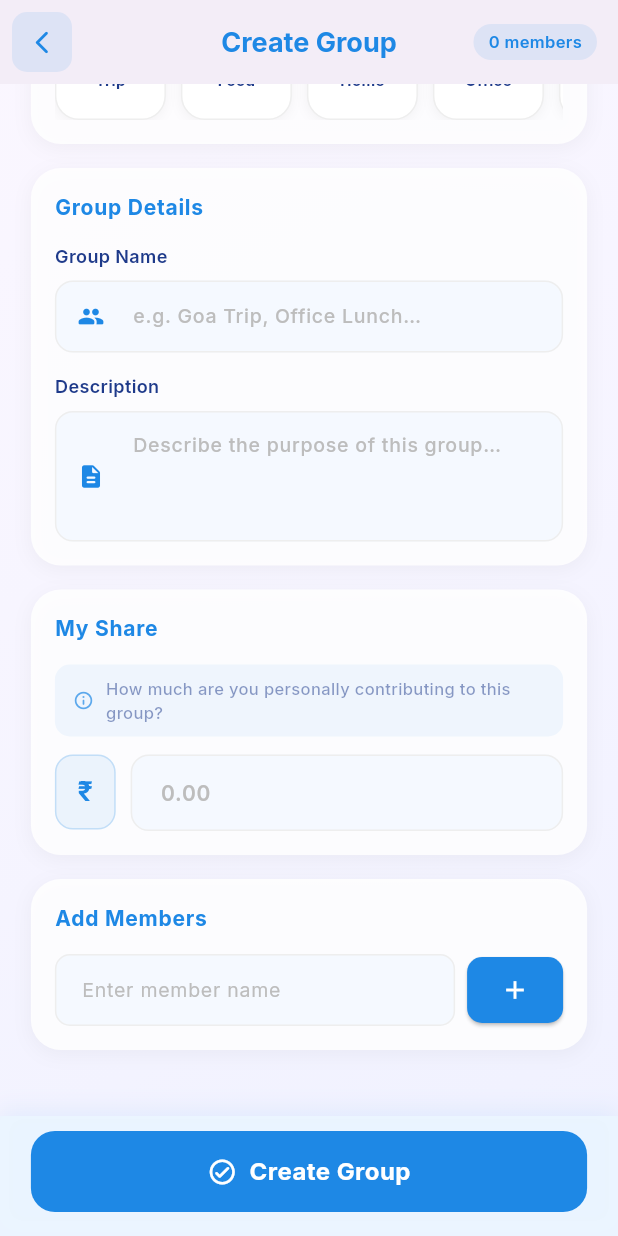
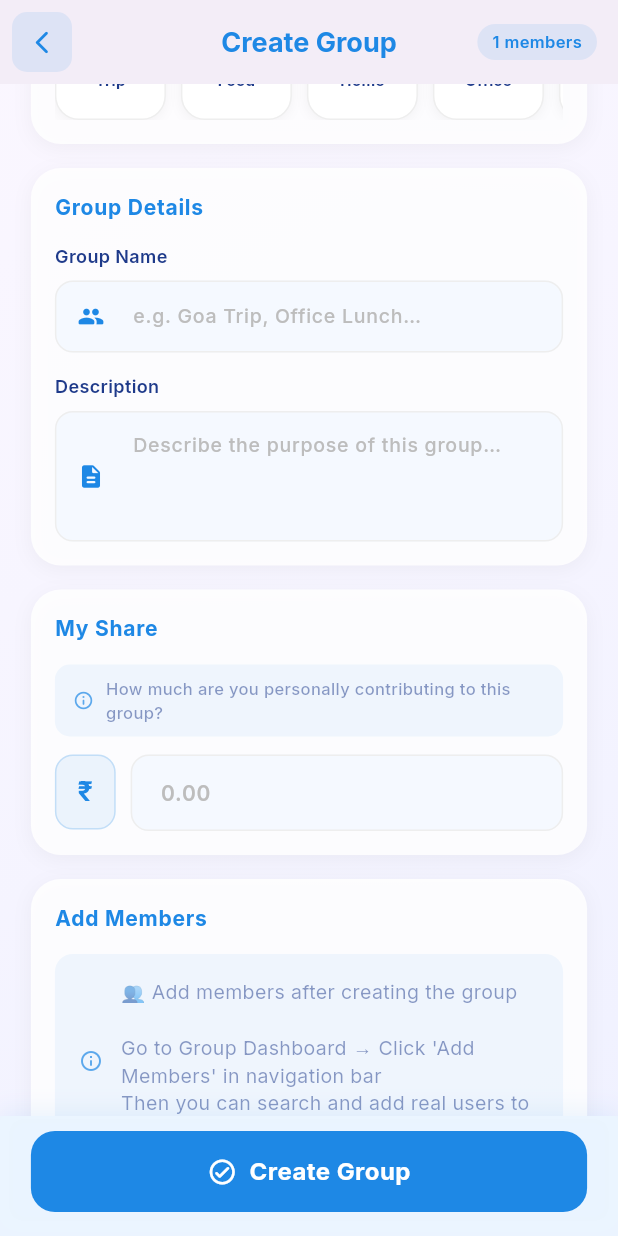
Before and after one commit to madhavan-art/SplitzonApp, a Flutter app: the AddGroupScreen screen opened directly, scrolled down 359 dp, on a phone screen of 412 x 824 dp. Run offline on Flutter 3.47's test engine with Material 3 defaults, Android fonts, the phone set to English and light mode, and no system bars; our stand-ins replace firebase_auth, firebase_core, flutter_svg, google_fonts, image_picker, intl_phone_field and 2 more; accounts and stored records are empty; network calls fail.

Commit message:
removed the add mmebers feature while creating the group

```diff
--- a/lib/data/repositories/expense_repository.dart
+++ b/lib/data/repositories/expense_repository.dart
@@ -30,6 +30,10 @@ class ExpenseRepository {
     return await _db.deleteExpense(id);
   }
 
+  Future<void> deleteExpensesByGroup(String groupId) async {
+    return await _db.deleteExpensesByGroup(groupId);
+  }
+
   Future<void> insertOrUpdate(Expense expense) async {
     return await _db.insertOrUpdateExpense(expense);
   }
--- a/lib/features/add_group/add_group_screen.dart
+++ b/lib/features/add_group/add_group_screen.dart
@@ -9,14 +9,20 @@
 //
 // ════════════════════════════════════════════════════════════════
 
+import 'dart:convert';
 import 'dart:io';
 import 'package:flutter/material.dart';
+import 'package:http/http.dart' as http;
 import 'package:image_picker/image_picker.dart';
 import 'package:provider/provider.dart';
 import 'package:splitzon/core/constants/app_colors.dart';
 import 'package:splitzon/core/utils/background_main_theme.dart';
 import 'package:splitzon/providers/group_provider.dart';
 import 'package:splitzon/features/commentActivity/activity_controller.dart';
+import 'package:splitzon/api/api_controller.dart';
+import 'package:splitzon/services/storage_service.dart';
+import 'package:splitzon/provider/user_providers.dart';
+import '../Add_members/add_members_controller.dart';
 
 // ─────────────────────────────────────────────────────────────
 // CURRENCY DATA
@@ -71,8 +77,12 @@ class _AddGroupScreenState extends State<AddGroupScreen> {
   final _shareCtrl = TextEditingController();
   final _budgetCtrl = TextEditingController();
 
-  final List<String> _members = [];
-  final _memberNameCtrl = TextEditingController();
+  final List<SearchedUser> _selectedMembers = [];
+  SearchedUser? _searchedUser;
+  bool _isSearching = false;
+  bool _isUserSelected = false;
+  String _searchQuery = '';
+  final _memberSearchCtrl = TextEditingController();
   bool _isSaving = false;
   String _selectedType = 'Other';
   File? _pickedImage;
@@ -93,7 +103,7 @@ class _AddGroupScreenState extends State<AddGroupScreen> {
     _subtitleCtrl.dispose();
     _shareCtrl.dispose();
     _budgetCtrl.dispose();
-    _memberNameCtrl.dispose();
+    _memberSearchCtrl.dispose();
     super.dispose();
   }
 
@@ -128,9 +138,16 @@ class _AddGroupScreenState extends State<AddGroupScreen> {
 
   Future<void> _save() async {
     if (!_formKey.currentState!.validate()) return;
-    if (_members.isEmpty) {
-      _snack('Please add at least one member.', Colors.red);
-      return;
+
+    final userProvider = Provider.of<UserProviders>(context, listen: false);
+    final currentUserId = userProvider.user?.id;
+
+    // Collect all member ids including current user
+    final List<String> memberIds = _selectedMembers.map((u) => u.id).toList();
+
+    // Always add current user as member automatically
+    if (currentUserId != null && !memberIds.contains(currentUserId)) {
+      memberIds.add(currentUserId);
     }
 
     setState(() => _isSaving = true);
@@ -143,7 +160,7 @@ class _AddGroupScreenState extends State<AddGroupScreen> {
         currency: _currency.code,
         overallBudget: double.tryParse(_budgetCtrl.text.trim()) ?? 0.0,
         myShare: double.tryParse(_shareCtrl.text.trim()) ?? 0.0,
-        members: _members,
+        members: memberIds,
         bannerImagePath: _pickedImage?.path,
       );
 
@@ -184,23 +201,78 @@ class _AddGroupScreenState extends State<AddGroupScreen> {
     );
   }
 
-  void _addMember() {
-    final name = _memberNameCtrl.text.trim();
-    if (name.isEmpty) return;
-    if (_members.contains(name)) {
-      _snack('Member already added.', Colors.orange);
+  Future<void> _searchUsers(String query) async {
+    _searchQuery = query.trim();
+
+    if (_searchQuery.length < 3) {
+      setState(() {
+        _searchedUser = null;
+        _isUserSelected = false;
+      });
       return;
     }
+
+    setState(() => _isSearching = true);
+
+    try {
+      final token = await StorageService.getToken();
+      if (token == null) return;
+
+      final base = ApiService.baseUrl.replaceAll('/auth', '');
+      final url = Uri.parse("$base/friends/search-users?query=$_searchQuery");
+
+      final response = await http.get(
+        url,
+        headers: {
+          "Authorization": "Bearer $token",
+          "Content-Type": "application/json",
+        },
+      );
+
+      if (response.statusCode == 200) {
+        final data = jsonDecode(response.body);
+        final users = (data['users'] ?? data['data'] ?? []) as List;
+
+        if (users.isNotEmpty) {
+          _searchedUser = SearchedUser.fromJson(users.first);
+          _isUserSelected = _selectedMembers.any(
+            (u) => u.id == _searchedUser!.id,
+          );
+        } else {
+          _searchedUser = null;
+        }
+      } else {
+        _searchedUser = null;
+      }
+    } catch (e) {
+      _searchedUser = null;
+    } finally {
+      if (mounted) setState(() => _isSearching = false);
+    }
+  }
+
+  void _toggleUserSelection() {
+    if (_searchedUser == null) return;
+
     setState(() {
-      _members.add(name);
-      _memberNameCtrl.clear();
+      _isUserSelected = !_isUserSelected;
+
+      if (_isUserSelected) {
+        if (!_selectedMembers.any((u) => u.id == _searchedUser!.id)) {
+          _selectedMembers.add(_searchedUser!);
+        }
+      } else {
+        _selectedMembers.removeWhere((u) => u.id == _searchedUser!.id);
+      }
     });
   }
 
-  void _removeMember(String member) {
-    setState(() {
-      _members.remove(member);
-    });
+  void _removeMember(int index) {
+    final removed = _selectedMembers.removeAt(index);
+    if (_searchedUser?.id == removed.id) {
+      _isUserSelected = false;
+    }
+    setState(() {});
   }
 
   @override
@@ -234,7 +306,7 @@ class _AddGroupScreenState extends State<AddGroupScreen> {
               borderRadius: BorderRadius.circular(20),
             ),
             child: Text(
-              '${_members.length} members',
+              '${_selectedMembers.length + 1} members',
               style: TextStyle(
                 fontSize: 11,
                 color: AppColors.primary,
@@ -589,7 +661,7 @@ class _AddGroupScreenState extends State<AddGroupScreen> {
                 // ╚══════════════════════════════╝
                 _SectionCard(
                   title: 'Add Members',
-                  trailing: _members.isNotEmpty
+                  trailing: _selectedMembers.isNotEmpty
                       ? Container(
                           padding: const EdgeInsets.symmetric(
                             horizontal: 10,
@@ -600,7 +672,7 @@ class _AddGroupScreenState extends State<AddGroupScreen> {
                             borderRadius: BorderRadius.circular(20),
                           ),
                           child: Text(
-                            '${_members.length} added',
+                            '${_selectedMembers.length} added',
                             style: TextStyle(
                               fontSize: 11,
                               color: AppColors.primary,
@@ -611,101 +683,33 @@ class _AddGroupScreenState extends State<AddGroupScreen> {
                       : null,
                   child: Column(
                     children: [
-                      // Input row for adding members
-                      Row(
-                        children: [
-                          Expanded(
-                            child: TextFormField(
-                              controller: _memberNameCtrl,
-                              style: TextStyle(
-                                fontSize: 14,
-                                color: AppColors.textPrimary,
-                              ),
-                              decoration: InputDecoration(
-                                hintText: 'Enter member name',
-                                hintStyle: TextStyle(
-                                  color: Colors.grey.shade400,
+                      Container(
+                        padding: const EdgeInsets.all(16),
+                        decoration: BoxDecoration(
+                          color: AppColors.primary.withOpacity(0.06),
+                          borderRadius: BorderRadius.circular(12),
+                        ),
+                        child: Row(
+                          children: [
+                            Icon(
+                              Icons.info_outline_rounded,
+                              size: 16,
+                              color: AppColors.primary.withOpacity(0.7),
+                            ),
+                            const SizedBox(width: 12),
+                            Expanded(
+                              child: Text(
+                                "👥 Add members after creating the group\n\nGo to Group Dashboard → Click 'Add Members' in navigation bar\nThen you can search and add real users to this group.",
+                                style: TextStyle(
                                   fontSize: 13,
-                                ),
-                                filled: true,
-                                fillColor: const Color(0xFFF5F9FF),
-                                contentPadding: const EdgeInsets.symmetric(
-                                  horizontal: 14,
-                                  vertical: 12,
-                                ),
-                                border: OutlineInputBorder(
-                                  borderRadius: BorderRadius.circular(10),
-                                  borderSide: BorderSide.none,
-                                ),
-                                enabledBorder: OutlineInputBorder(
-                                  borderRadius: BorderRadius.circular(10),
-                                  borderSide: BorderSide(
-                                    color: Colors.grey.shade200,
-                                  ),
-                                ),
-                                focusedBorder: OutlineInputBorder(
-                                  borderRadius: BorderRadius.circular(10),
-                                  borderSide: const BorderSide(
-                                    color: AppColors.primary,
-                                    width: 1.5,
-                                  ),
+                                  color: AppColors.textSecondary,
+                                  height: 1.4,
                                 ),
                               ),
-                              onFieldSubmitted: (_) => _addMember(),
                             ),
-                          ),
-                          const SizedBox(width: 8),
-                          ElevatedButton(
-                            onPressed: _addMember,
-                            style: ElevatedButton.styleFrom(
-                              backgroundColor: AppColors.primary,
-                              foregroundColor: Colors.white,
-                              shape: RoundedRectangleBorder(
-                                borderRadius: BorderRadius.circular(10),
-                              ),
-                              padding: const EdgeInsets.symmetric(
-                                horizontal: 16,
-                                vertical: 12,
-                              ),
-                            ),
-                            child: const Icon(Icons.add, size: 20),
-                          ),
-                        ],
+                          ],
+                        ),
                       ),
-
-                      // Selected members chips
-                      if (_members.isNotEmpty) ...[
-                        const SizedBox(height: 16),
-                        Wrap(
-                          spacing: 8,
-                          runSpacing: 8,
-                          children: _members.map((member) {
-                            return Chip(
-                              avatar: CircleAvatar(
-                                backgroundColor: AppColors.primary.withOpacity(
-                                  .2,
-                                ),
-                                child: Text(
-                                  member[0].toUpperCase(),
-                                  style: TextStyle(
-                                    fontSize: 12,
-                                    color: AppColors.primary,
-                                    fontWeight: FontWeight.bold,
-                                  ),
-                                ),
-                              ),
-                              label: Text(
-                                member,
-                                style: TextStyle(fontSize: 12),
-                              ),
-                              deleteIcon: const Icon(Icons.close, size: 16),
-                              onDeleted: () => _removeMember(member),
-                              backgroundColor: Colors.white,
-                              deleteIconColor: Colors.red.shade400,
-                            );
-                          }).toList(),
-                        ),
-                      ],
                     ],
                   ),
                 ),
--- a/lib/providers/group_provider.dart
+++ b/lib/providers/group_provider.dart
@@ -12,12 +12,14 @@
 import 'dart:io';
 import 'package:flutter/material.dart';
 import '../data/repositories/group_repository.dart';
+import '../data/repositories/expense_repository.dart';
 import '../data/models/group_model.dart';
 import '../services/sync_service.dart';
 import '../features/commentActivity/activity_controller.dart';
 
 class GroupProvider with ChangeNotifier {
   final GroupRepository _groupRepository;
+  final ExpenseRepository _expenseRepository;
 
   List<Group> _groups = [];
   bool _isLoading = false;
@@ -26,8 +28,11 @@ class GroupProvider with ChangeNotifier {
   String _lastError = '';
   SyncService? _syncService;
 
-  GroupProvider({GroupRepository? groupRepository})
-    : _groupRepository = groupRepository ?? GroupRepository();
+  GroupProvider({
+    GroupRepository? groupRepository,
+    ExpenseRepository? expenseRepository,
+  }) : _groupRepository = groupRepository ?? GroupRepository(),
+       _expenseRepository = expenseRepository ?? ExpenseRepository();
 
   // ─────────────────────────────────────────────────────────
   void _log(String m) => debugPrint('📦 GroupProvider: $m');
@@ -291,8 +296,10 @@ class GroupProvider with ChangeNotifier {
               _authToken!,
             );
             if (success) {
+              // Delete all expenses for this group first
+              await _expenseRepository.deleteExpensesByGroup(id);
               await _groupRepository.deleteGroup(id);
-              _log('✅ DELETED PERMANENTLY FROM BOTH BACKEND AND LOCAL ✅');
+              _log('✅ DELETED GROUP + ALL RELATED EXPENSES ✅');
             } else {
               _log('⚠️ Backend delete failed, kept as PENDING_DELETE');
             }
--- a/lib/services/sync_service.dart
+++ b/lib/services/sync_service.dart
@@ -6,6 +6,7 @@ import 'package:http_parser/http_parser.dart';
 import '../data/models/group_model.dart';
 import '../data/local/database_helper.dart';
 import '../data/repositories/group_repository.dart';
+import '../data/repositories/expense_repository.dart';
 
 class SyncService {
   static String baseUrl =
@@ -17,6 +18,7 @@ class SyncService {
   }
 
   final GroupRepository _groupRepository;
+  final ExpenseRepository _expenseRepository;
   final DatabaseHelper _dbHelper;
   final String? userId;
 
@@ -25,11 +27,13 @@ class SyncService {
 
   SyncService({
     GroupRepository? groupRepository,
+    ExpenseRepository? expenseRepository,
     DatabaseHelper? dbHelper,
     this.onMessage,
     this.onError,
     this.userId,
   }) : _groupRepository = groupRepository ?? GroupRepository(),
+       _expenseRepository = expenseRepository ?? ExpenseRepository(),
        _dbHelper = dbHelper ?? DatabaseHelper.instance;
 
   void _log(String message) {
@@ -93,8 +97,10 @@ class SyncService {
             final success = await deleteGroupFromBackend(groupId, authToken);
 
             if (success) {
+              // ✅ FIRST DELETE ALL EXPENSES FOR THIS GROUP
+              await _expenseRepository.deleteExpensesByGroup(groupId);
               await _groupRepository.deleteGroup(groupId);
-              _log('✅ DELETED PERMANENTLY FROM BOTH MONGO AND SQLITE ✅');
+              _log('✅ DELETED GROUP + ALL EXPENSES FROM MONGO AND SQLITE ✅');
             } else {
               _log('⚠️ Delete failed for $groupName, will retry on next sync');
             }
```
